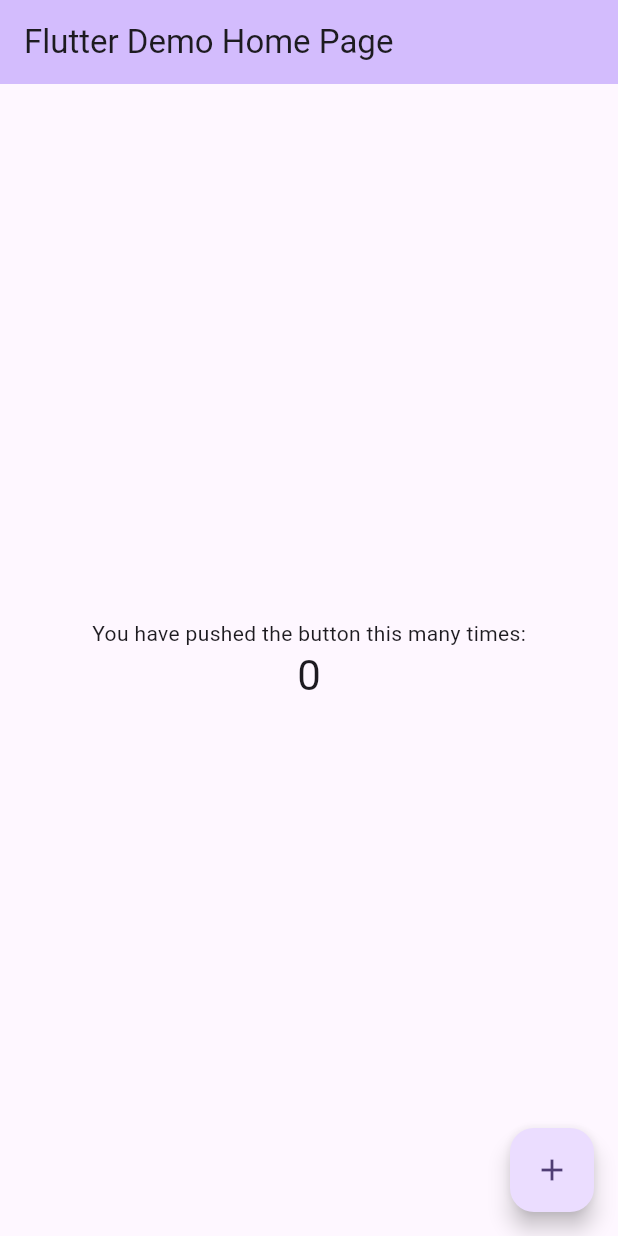
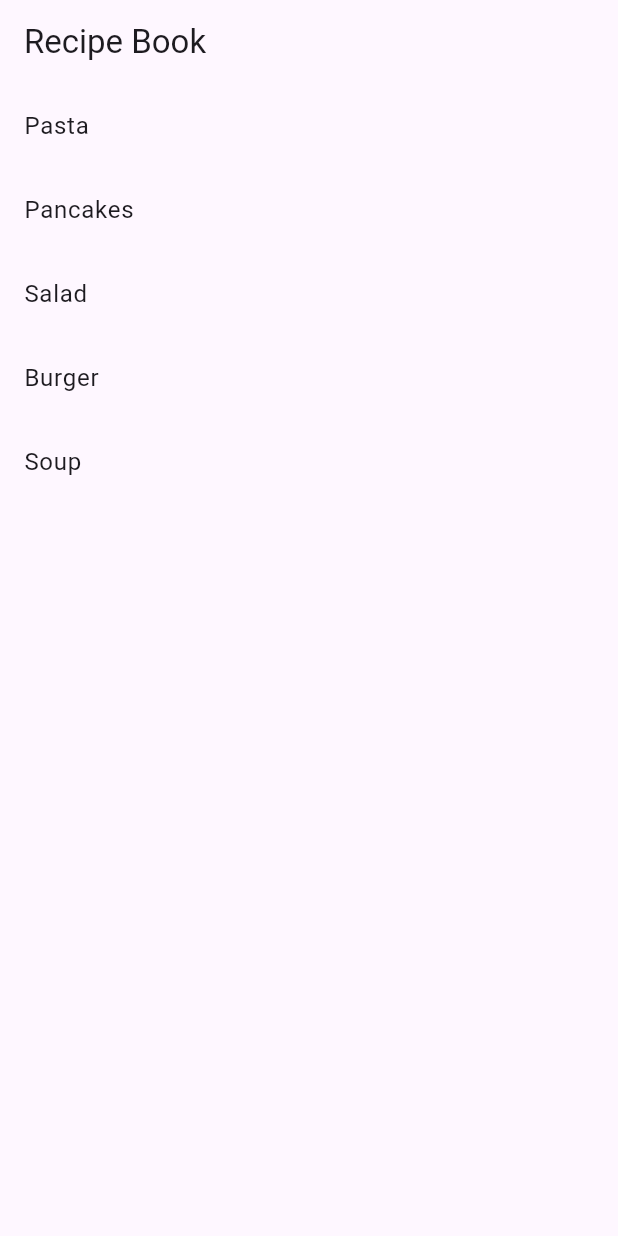
Before and after one commit to sricharan8462/recipe_app, a Flutter app: the screen it shows after launch, on a phone screen of 412 x 824 dp. Run offline on Flutter 3.47's test engine with Material 3 defaults, Android fonts, the phone set to English and light mode, and no system bars.

Commit message:
added home page

```diff
--- /dev/null
+++ b/lib/home_screen.dart
@@ -0,0 +1,26 @@
+import 'package:flutter/material.dart';
+
+class HomeScreen extends StatelessWidget {
+  final List<String> recipes = [
+    "Pasta",
+    "Pancakes",
+    "Salad",
+    "Burger",
+    "Soup",
+  ];
+
+  @override
+  Widget build(BuildContext context) {
+    return Scaffold(
+      appBar: AppBar(title: Text("Recipe Book")),
+      body: ListView.builder(
+        itemCount: recipes.length,
+        itemBuilder: (context, index) {
+          return ListTile(
+            title: Text(recipes[index]),
+          );
+        },
+      ),
+    );
+  }
+}
--- a/lib/main.dart
+++ b/lib/main.dart
@@ -1,125 +1,17 @@
 import 'package:flutter/material.dart';
+import 'home_screen.dart';
 
 void main() {
-  runApp(const MyApp());
+  runApp(MyApp());
 }
 
 class MyApp extends StatelessWidget {
-  const MyApp({super.key});
-
-  // This widget is the root of your application.
   @override
   Widget build(BuildContext context) {
     return MaterialApp(
-      title: 'Flutter Demo',
-      theme: ThemeData(
-        // This is the theme of your application.
-        //
-        // TRY THIS: Try running your application with "flutter run". You'll see
-        // the application has a purple toolbar. Then, without quitting the app,
-        // try changing the seedColor in the colorScheme below to Colors.green
-        // and then invoke "hot reload" (save your changes or press the "hot
-        // reload" button in a Flutter-supported IDE, or press "r" if you used
-        // the command line to start the app).
-        //
-        // Notice that the counter didn't reset back to zero; the application
-        // state is not lost during the reload. To reset the state, use hot
-        // restart instead.
-        //
-        // This works for code too, not just values: Most code changes can be
-        // tested with just a hot reload.
-        colorScheme: ColorScheme.fromSeed(seedColor: Colors.deepPurple),
-        useMaterial3: true,
-      ),
-      home: const MyHomePage(title: 'Flutter Demo Home Page'),
+      title: 'Recipe Book',
+      theme: ThemeData(primarySwatch: Colors.blue),
+      home: HomeScreen(),
     );
   }
 }
-
-class MyHomePage extends StatefulWidget {
-  const MyHomePage({super.key, required this.title});
-
-  // This widget is the home page of your application. It is stateful, meaning
-  // that it has a State object (defined below) that contains fields that affect
-  // how it looks.
-
-  // This class is the configuration for the state. It holds the values (in this
-  // case the title) provided by the parent (in this case the App widget) and
-  // used by the build method of the State. Fields in a Widget subclass are
-  // always marked "final".
-
-  final String title;
-
-  @override
-  State<MyHomePage> createState() => _MyHomePageState();
-}
-
-class _MyHomePageState extends State<MyHomePage> {
-  int _counter = 0;
-
-  void _incrementCounter() {
-    setState(() {
-      // This call to setState tells the Flutter framework that something has
-      // changed in this State, which causes it to rerun the build method below
-      // so that the display can reflect the updated values. If we changed
-      // _counter without calling setState(), then the build method would not be
-      // called again, and so nothing would appear to happen.
-      _counter++;
-    });
-  }
-
-  @override
-  Widget build(BuildContext context) {
-    // This method is rerun every time setState is called, for instance as done
-    // by the _incrementCounter method above.
-    //
-    // The Flutter framework has been optimized to make rerunning build methods
-    // fast, so that you can just rebuild anything that needs updating rather
-    // than having to individually change instances of widgets.
-    return Scaffold(
-      appBar: AppBar(
-        // TRY THIS: Try changing the color here to a specific color (to
-        // Colors.amber, perhaps?) and trigger a hot reload to see the AppBar
-        // change color while the other colors stay the same.
-        backgroundColor: Theme.of(context).colorScheme.inversePrimary,
-        // Here we take the value from the MyHomePage object that was created by
-        // the App.build method, and use it to set our appbar title.
-        title: Text(widget.title),
-      ),
-      body: Center(
-        // Center is a layout widget. It takes a single child and positions it
-        // in the middle of the parent.
-        child: Column(
-          // Column is also a layout widget. It takes a list of children and
-          // arranges them vertically. By default, it sizes itself to fit its
-          // children horizontally, and tries to be as tall as its parent.
-          //
-          // Column has various properties to control how it sizes itself and
-          // how it positions its children. Here we use mainAxisAlignment to
-          // center the children vertically; the main axis here is the vertical
-          // axis because Columns are vertical (the cross axis would be
-          // horizontal).
-          //
-          // TRY THIS: Invoke "debug painting" (choose the "Toggle Debug Paint"
-          // action in the IDE, or press "p" in the console), to see the
-          // wireframe for each widget.
-          mainAxisAlignment: MainAxisAlignment.center,
-          children: <Widget>[
-            const Text(
-              'You have pushed the button this many times:',
-            ),
-            Text(
-              '$_counter',
-              style: Theme.of(context).textTheme.headlineMedium,
-            ),
-          ],
-        ),
-      ),
-      floatingActionButton: FloatingActionButton(
-        onPressed: _incrementCounter,
-        tooltip: 'Increment',
-        child: const Icon(Icons.add),
-      ), // This trailing comma makes auto-formatting nicer for build methods.
-    );
-  }
-}
```
